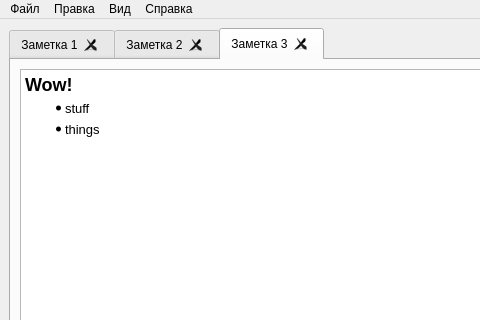
Qt form mainwindow.ui (boris-k201/memorize) before a commit; both pictures show x 0 to 480 and y 0 to 320 of the 800 by 600 pixel window.
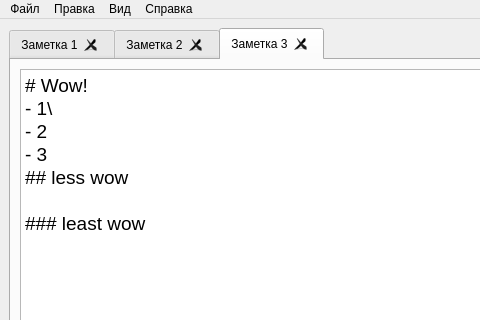
The same form after that commit. The open tabs and pages were chosen to show the change.

Diff of the .ui file:
```diff
--- a/mainwindow.ui
+++ b/mainwindow.ui
@@ -76,10 +76,13 @@
 li.unchecked::marker { content: &quot;\2610&quot;; }
 li.checked::marker { content: &quot;\2612&quot;; }
 &lt;/style&gt;&lt;/head&gt;&lt;body style=&quot; font-family:'Ubuntu'; font-size:10pt; font-weight:400; font-style:normal;&quot;&gt;
-&lt;h2 style=&quot; margin-top:0px; margin-bottom:0px; margin-left:0px; margin-right:0px; -qt-block-indent:0; text-indent:0px;&quot;&gt;&lt;span style=&quot; font-size:x-large; font-weight:700;&quot;&gt;Wow!&lt;/span&gt;&lt;/h2&gt;
-&lt;ul style=&quot;margin-top: 0px; margin-bottom: 0px; margin-left: 0px; margin-right: 0px; -qt-list-indent: 1;&quot;&gt;
-&lt;li style=&quot; margin-top:6px; margin-bottom:6px; margin-left:0px; margin-right:0px; -qt-block-indent:0; text-indent:0px;&quot;&gt;stuff&lt;/li&gt;
-&lt;li style=&quot; margin-top:6px; margin-bottom:6px; margin-left:0px; margin-right:0px; -qt-block-indent:0; text-indent:0px;&quot;&gt;things&lt;/li&gt;&lt;/ul&gt;&lt;/body&gt;&lt;/html&gt;</string>
+&lt;p style=&quot; margin-top:0px; margin-bottom:0px; margin-left:0px; margin-right:0px; -qt-block-indent:0; text-indent:0px;&quot;&gt;&lt;span style=&quot; font-size:14pt;&quot;&gt;# Wow!  &lt;/span&gt;&lt;/p&gt;
+&lt;p style=&quot; margin-top:0px; margin-bottom:0px; margin-left:0px; margin-right:0px; -qt-block-indent:0; text-indent:0px;&quot;&gt;&lt;span style=&quot; font-size:14pt;&quot;&gt;- 1\&lt;/span&gt;&lt;/p&gt;
+&lt;p style=&quot; margin-top:0px; margin-bottom:0px; margin-left:0px; margin-right:0px; -qt-block-indent:0; text-indent:0px;&quot;&gt;&lt;span style=&quot; font-size:14pt;&quot;&gt;- 2&lt;/span&gt;&lt;/p&gt;
+&lt;p style=&quot; margin-top:0px; margin-bottom:0px; margin-left:0px; margin-right:0px; -qt-block-indent:0; text-indent:0px;&quot;&gt;&lt;span style=&quot; font-size:14pt;&quot;&gt;- 3&lt;/span&gt;&lt;/p&gt;
+&lt;p style=&quot; margin-top:0px; margin-bottom:0px; margin-left:0px; margin-right:0px; -qt-block-indent:0; text-indent:0px;&quot;&gt;&lt;span style=&quot; font-size:14pt;&quot;&gt;## less wow  &lt;/span&gt;&lt;/p&gt;
+&lt;p style=&quot;-qt-paragraph-type:empty; margin-top:0px; margin-bottom:0px; margin-left:0px; margin-right:0px; -qt-block-indent:0; text-indent:0px; font-size:14pt;&quot;&gt;&lt;br /&gt;&lt;/p&gt;
+&lt;p style=&quot; margin-top:0px; margin-bottom:0px; margin-left:0px; margin-right:0px; -qt-block-indent:0; text-indent:0px;&quot;&gt;&lt;span style=&quot; font-size:14pt;&quot;&gt;### least wow&lt;/span&gt;&lt;/p&gt;&lt;/body&gt;&lt;/html&gt;</string>
           </property>
           <property name="acceptRichText">
            <bool>true</bool>
```
Left out of the diff: 161 changed lines with no effect on the pictures.
